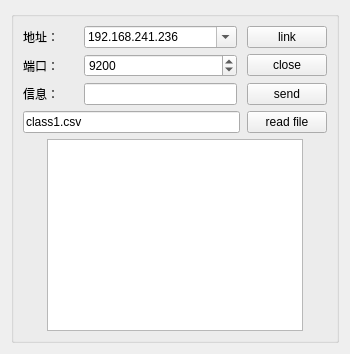
First picture: the form in ui/csvLinkServer2.ui, repository 3548848289/SmartDesk, before the edit.
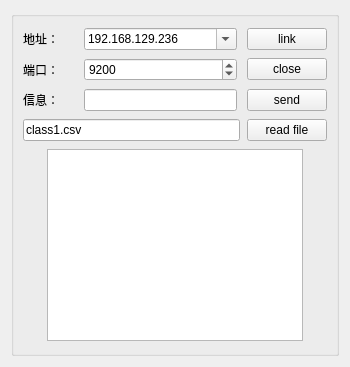
Second picture: the form after the edit.

The edit to the form file:
```diff
--- a/ui/csvLinkServer2.ui
+++ b/ui/csvLinkServer2.ui
@@ -7,7 +7,7 @@
     <x>0</x>
     <y>0</y>
     <width>350</width>
-    <height>318</height>
+    <height>367</height>
    </rect>
   </property>
   <property name="sizePolicy">
@@ -63,7 +63,7 @@
           </property>
           <item>
            <property name="text">
-            <string>192.168.241.236</string>
+            <string>192.168.129.236</string>
            </property>
           </item>
           <item>
```
